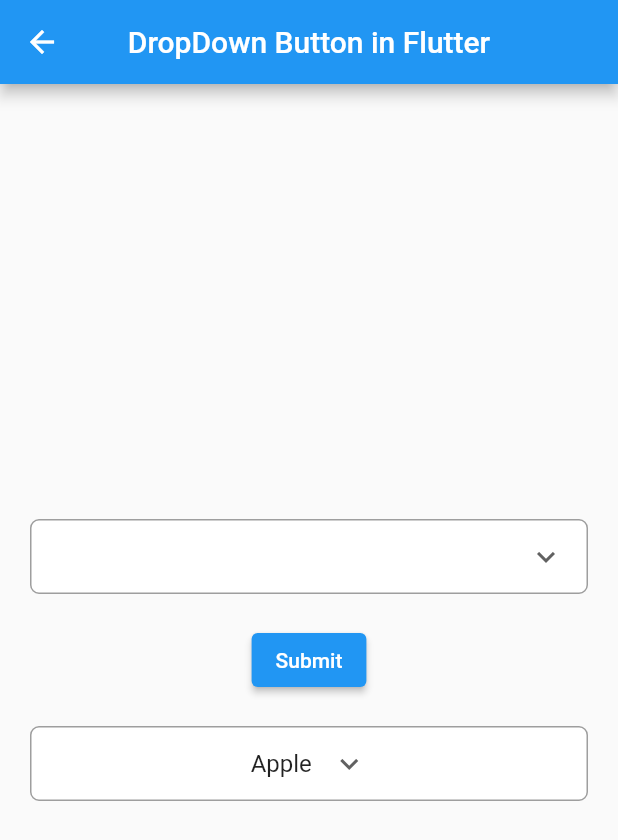
After one commit to sagarkoju/ArticleBlog, a Flutter app: the screen it shows after launch, after a tap on "DropDown in Flutter", on a phone screen of 412 x 824 dp. The commit adds this screen. Shown: the top 840 px of the screen. Run offline on Flutter 3.47's test engine with Material 2 defaults, Android fonts, the light colour scheme and no system bars; our stand-ins replace shimmer.

Commit message:
popup menu and drop down button feature added

```diff
--- a/lib/data/menu_item_data.dart
+++ b/lib/data/menu_item_data.dart
@@ -10,13 +10,16 @@ class MenuItems {
   static const menuSettings = MenuItem(
     text: 'Settings',
     icon: Icons.settings,
+    menuColors: Colors.amber,
   );
   static const menuRate = MenuItem(
     text: 'Rate',
     icon: Icons.star,
+    menuColors: Colors.blueAccent,
   );
   static const menuCheck = MenuItem(
     text: 'Check Out',
     icon: Icons.shopping_basket,
+    menuColors: Colors.green,
   );
 }
--- a/lib/main.dart
+++ b/lib/main.dart
@@ -1,6 +1,7 @@
 import 'package:flutter/material.dart';
 import 'package:intl/intl.dart';
 import 'package:vlogpost/screen/bottom_overflow.dart';
+import 'package:vlogpost/screen/dropdown.dart';
 import 'package:vlogpost/screen/duplicate_list.dart';
 import 'package:vlogpost/screen/fold_screen.dart';
 import 'package:vlogpost/screen/gridview.dart';
@@ -180,6 +181,19 @@ class _TextScreenState extends State<TextScreen> {
                   Navigator.push(
                       context,
                       MaterialPageRoute(
+                          builder: (_) => const DropDownScreen()));
+                },
+                child: const Text('DropDown in Flutter'),
+              ),
+            ),
+            Container(
+              padding: const EdgeInsets.symmetric(horizontal: 15),
+              width: double.infinity,
+              child: ElevatedButton(
+                onPressed: () {
+                  Navigator.push(
+                      context,
+                      MaterialPageRoute(
                           builder: (_) => const GridViewScreen()));
                 },
                 child: const Text('GridView in Flutter'),
--- /dev/null
+++ b/lib/screen/dropdown.dart
@@ -0,0 +1,129 @@
+import 'package:flutter/material.dart';
+
+class DropDownScreen extends StatefulWidget {
+  const DropDownScreen({Key? key}) : super(key: key);
+
+  @override
+  State<DropDownScreen> createState() => _DropDownScreenState();
+}
+
+class _DropDownScreenState extends State<DropDownScreen> {
+  List<String> item = [
+    'Apple',
+    'Banana',
+    'Mango',
+    'Orange',
+    'Grape',
+  ];
+  String dropdown = 'Apple';
+  final _dropdownFormKey = GlobalKey<FormState>();
+  @override
+  Widget build(BuildContext context) {
+    return Scaffold(
+      appBar: AppBar(
+        title: const Text('DropDown Button in Flutter'),
+        centerTitle: true,
+      ),
+      body: Center(
+        child: Column(
+          mainAxisAlignment: MainAxisAlignment.center,
+          children: [
+            Form(
+              key: _dropdownFormKey,
+              child: Container(
+                alignment: Alignment.center,
+                padding: const EdgeInsets.symmetric(horizontal: 15),
+                width: double.infinity / 2,
+                margin: const EdgeInsets.only(
+                  left: 20,
+                  right: 20,
+                  bottom: 20,
+                ),
+                decoration: BoxDecoration(
+                  color: Colors.white,
+                  border: Border.all(
+                    width: 1,
+                    color: Colors.black38,
+                  ),
+                  borderRadius: BorderRadius.circular(06),
+                ),
+                child: StatefulBuilder(builder: ((context, setState) {
+                  return DropdownButtonFormField<String>(
+                    decoration: const InputDecoration(border: InputBorder.none),
+                    validator: (value) =>
+                        value == null ? "Select a Fruit" : null,
+                    // value: dropdown,
+                    icon: const Align(
+                        alignment: Alignment.centerRight,
+                        child: Icon(Icons.keyboard_arrow_down)),
+                    items: item.map((e) {
+                      return DropdownMenuItem<String>(
+                        value: e,
+                        child: Text(e),
+                      );
+                    }).toList(),
+                    onChanged: (String? value) {
+                      setState(() {
+                        dropdown = value!;
+                      });
+                    },
+                  );
+                })),
+              ),
+            ),
+            ElevatedButton(
+              onPressed: () {
+                if (_dropdownFormKey.currentState!.validate()) {
+                  ScaffoldMessenger.of(context).showSnackBar(
+                    const SnackBar(
+                      content: Text('Food successfully added'),
+                    ),
+                  );
+                }
+              },
+              child: const Text("Submit"),
+            ),
+            Container(
+              alignment: Alignment.center,
+              padding: const EdgeInsets.symmetric(horizontal: 15),
+              width: double.infinity / 2,
+              margin: const EdgeInsets.only(
+                left: 20,
+                right: 20,
+                top: 20,
+              ),
+              decoration: BoxDecoration(
+                color: Colors.white,
+                border: Border.all(
+                  width: 1,
+                  color: Colors.black38,
+                ),
+                borderRadius: BorderRadius.circular(06),
+              ),
+              child: StatefulBuilder(builder: ((context, setState) {
+                return DropdownButton<String>(
+                  underline: const SizedBox(),
+                  value: dropdown,
+                  icon: const Align(
+                      alignment: Alignment.centerRight,
+                      child: Icon(Icons.keyboard_arrow_down)),
+                  items: item.map((e) {
+                    return DropdownMenuItem<String>(
+                      value: e,
+                      child: Text(e),
+                    );
+                  }).toList(),
+                  onChanged: (String? value) {
+                    setState(() {
+                      dropdown = value!;
+                    });
+                  },
+                );
+              })),
+            ),
+          ],
+        ),
+      ),
+    );
+  }
+}
```
Also changed, not shown: lib/model/menu_item.dart (+3 -4 lines), lib/screen/popup_menu_button.dart (+18 -6 lines), lib/screen/popupmenu/settings.dart (+13 -3 lines), lib/screen/popupmenu/share.dart (+13 -3 lines), lib/screen/popupmenu/shopping.dart (+16 -3 lines).
